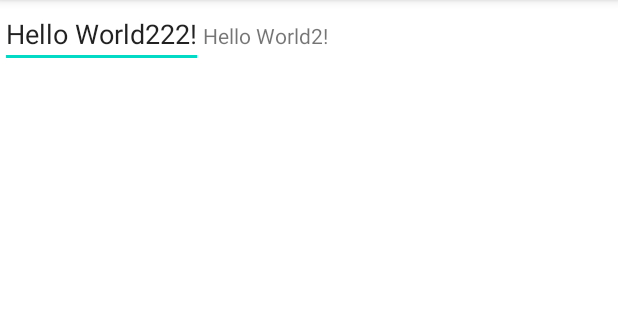
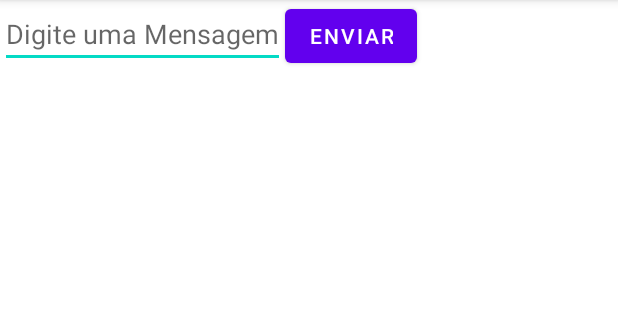
Before and after one commit to SamuelvLopes/Pratica1-Desenvolvimentodeapps2022.1, an Android app: the screen it shows after launch (MainActivity), on a phone screen of 412 x 824 dp, the part 84-404 px from its top. Run offline under Robolectric (Android 15) with nearby library versions, the phone set to English and light mode, and no system bars.

Commit message:
passo 3 e 4

```diff
--- a/app/src/main/res/layout/activity_main.xml
+++ b/app/src/main/res/layout/activity_main.xml
@@ -10,20 +10,13 @@
 <EditText
     android:layout_width="wrap_content"
     android:layout_height="wrap_content"
-    android:text="Hello World222!"
     android:id="@+id/edit_message"
     android:hint="@string/edit_message"
 
     />
-    <TextView
-        android:layout_width="wrap_content"
-        android:layout_height="wrap_content"
-        android:text="Hello World2!"
-        app:layout_constraintBottom_toBottomOf="parent"
-        app:layout_constraintHorizontal_bias="0.467"
-        app:layout_constraintLeft_toLeftOf="parent"
-        app:layout_constraintRight_toRightOf="parent"
-        app:layout_constraintTop_toTopOf="parent"
-        app:layout_constraintVertical_bias="0.446" />
-
+<Button
+    android:layout_width="wrap_content"
+    android:layout_height="wrap_content"
+    android:text="@string/button_send"
+    />
 </androidx.appcompat.widget.LinearLayoutCompat>
--- a/app/src/main/res/values/strings.xml
+++ b/app/src/main/res/values/strings.xml
@@ -1,3 +1,5 @@
 <resources>
     <string name="app_name">Pratica01</string>
+    <string name="edit_message">Digite uma Mensagem</string>
+    <string name="button_send">Enviar</string>
 </resources>
```
